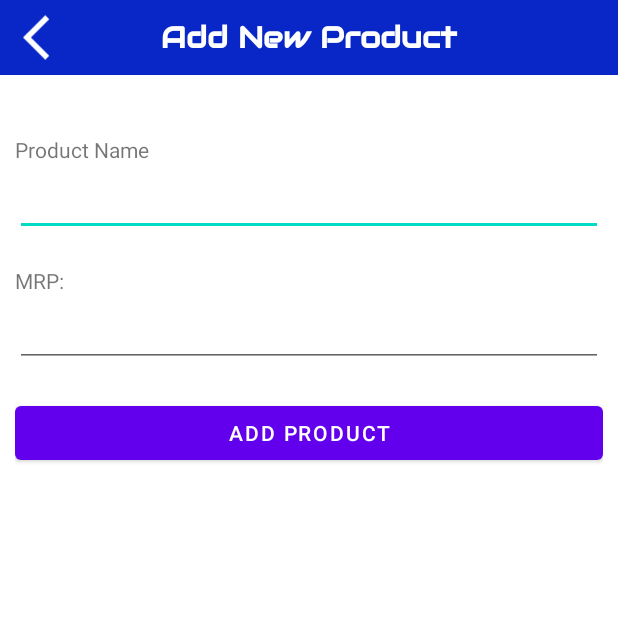
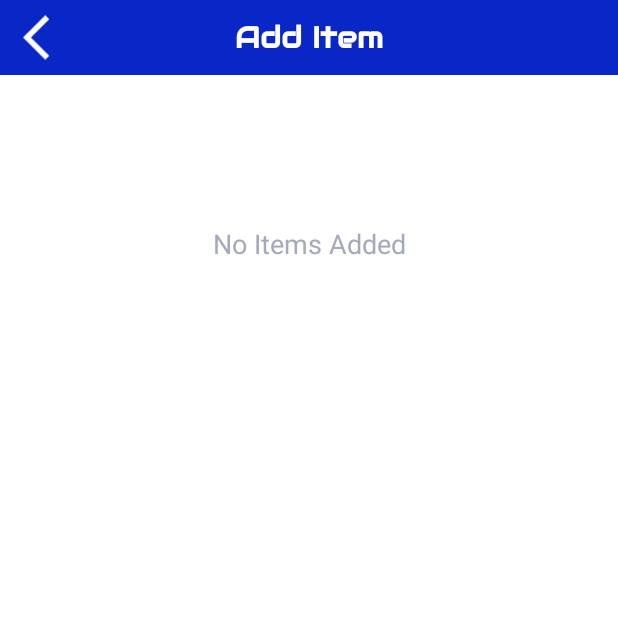
Before and after one commit to vishalkh100/CaptainHere, an Android app: the TableDetailsActivity screen opened directly, with no data from a screen before it, after a tap on an icon or button, on a phone screen of 412 x 824 dp, the top half of it. Run offline under Robolectric (Android 15) with nearby library versions, the phone set to English and light mode, and no system bars.

Commit message:
Add Items Implemented Partial

```diff
--- a/app/src/main/AndroidManifest.xml
+++ b/app/src/main/AndroidManifest.xml
@@ -14,6 +14,9 @@
         android:supportsRtl="true"
         android:theme="@style/Theme.CaptainHere"
         tools:targetApi="31">
+        <activity
+            android:name=".AddItemsActivity"
+            android:exported="false" />
         <activity
             android:name=".ProductDetailsActivity"
             android:exported="false" />
--- /dev/null
+++ b/app/src/main/java/com/example/captainhere/AddItemsActivity.java
@@ -0,0 +1,90 @@
+package com.example.captainhere;
+
+import androidx.appcompat.app.AppCompatActivity;
+
+import android.content.Intent;
+import android.os.Bundle;
+import android.view.View;
+import android.widget.ImageView;
+import android.widget.LinearLayout;
+import android.widget.ListView;
+import android.widget.TextView;
+
+import com.example.captainhere.Functions.DataGetSet;
+import com.example.captainhere.Functions.TinyDB;
+import com.example.captainhere.Models.ItemListAdapter;
+import com.example.captainhere.Models.Product;
+import com.example.captainhere.Models.ProductListAdapter;
+
+import java.util.ArrayList;
+
+public class AddItemsActivity extends AppCompatActivity {
+
+    DataGetSet dataGetSet = new DataGetSet();
+    TextView titleHeading;
+    ImageView addButton;
+    ImageView backButton;
+    ListView productListView;
+
+    LinearLayout listViewLayout;
+    LinearLayout noEntryLayout;
+
+    ArrayList<Product> arrayOfProducts = new ArrayList<>();
+
+    @Override
+    protected void onCreate(Bundle savedInstanceState) {
+        super.onCreate(savedInstanceState);
+        setContentView(R.layout.activity_add_items);
+
+        setViews();
+        onClickListeners();
+
+        TinyDB tinydb = new TinyDB(this);
+        ArrayList<Object> playerObjects = tinydb.getListObject("productList", Product.class);
+        ArrayList<Product> productList = new ArrayList<>();
+
+        for(Object objs : playerObjects){
+            productList.add((Product) objs);
+        }
+        arrayOfProducts = productList;
+        dataGetSet.setArrayOfProducts(arrayOfProducts);
+
+        ItemListAdapter adapter = new ItemListAdapter(this, arrayOfProducts);
+        if(!arrayOfProducts.isEmpty()) {
+            listViewLayout.setVisibility(View.VISIBLE);
+        } else {
+            listViewLayout.setVisibility(View.GONE);
+        }
+        productListView.setAdapter(adapter);
+
+    }
+
+    private void setViews() {
+        titleHeading = findViewById(R.id.titleProducts);
+        backButton = findViewById(R.id.backImgAddItems);
+        productListView = findViewById(R.id.itemListView);
+        listViewLayout = findViewById(R.id.itemListLayout);
+        noEntryLayout = findViewById(R.id.noEntryLayoutItems);
+    }
+
+    private void onClickListeners() {
+
+        backButton.setOnClickListener(
+                v -> openViewTablesActivity()
+        );
+
+        productListView.setOnItemClickListener((parent, view, position, id) -> {
+            Product p = (Product) parent.getItemAtPosition(position);
+            dataGetSet.setSelectedProduct(p);
+            Intent intent = new Intent(this, ProductDetailsActivity.class);
+            startActivity(intent);
+        });
+
+    }
+
+    public void openViewTablesActivity(){
+        Intent intent = new Intent(this, MainActivity.class);
+        startActivity(intent);
+    }
+
+}
--- /dev/null
+++ b/app/src/main/java/com/example/captainhere/Models/ItemListAdapter.java
@@ -0,0 +1,45 @@
+package com.example.captainhere.Models;
+
+import android.content.Context;
+import android.view.LayoutInflater;
+import android.view.View;
+import android.view.ViewGroup;
+import android.widget.ArrayAdapter;
+import android.widget.TextView;
+
+import com.example.captainhere.R;
+
+import java.util.ArrayList;
+
+public class ItemListAdapter extends ArrayAdapter<Product> {
+
+    public ItemListAdapter(Context context, ArrayList<Product> users) {
+        super(context, 0, users);
+    }
+
+    @Override
+
+    public View getView(int position, View convertView, ViewGroup parent) {
+
+        // Get the data item for this position
+        Product product = getItem(position);
+
+        // Check if an existing view is being reused, otherwise inflate the view
+        if (convertView == null) {
+            convertView = LayoutInflater.from(getContext()).inflate(R.layout.item_select_product, parent, false);
+        }
+
+        // Lookup view for data population
+        TextView tvName = (TextView) convertView.findViewById(R.id.tableNumber);
+        TextView tvHome = (TextView) convertView.findViewById(R.id.tableAmount);
+
+        // Populate the data into the template view using the data object
+        tvName.setText(product.name);
+        tvHome.setText(product.mrp);
+
+        // Return the completed view to render on screen
+        return convertView;
+
+    }
+
+}
--- a/app/src/main/java/com/example/captainhere/TableDetailsActivity.java
+++ b/app/src/main/java/com/example/captainhere/TableDetailsActivity.java
@@ -71,7 +71,7 @@ public class TableDetailsActivity extends AppCompatActivity {
     }
 
     public void openAddItemActivity(){
-        Intent intent = new Intent(this, AddProductActivity.class);
+        Intent intent = new Intent(this, AddItemsActivity.class);
         startActivity(intent);
     }
 
--- /dev/null
+++ b/app/src/main/res/layout/activity_add_items.xml
@@ -0,0 +1,93 @@
+<?xml version="1.0" encoding="utf-8"?>
+<androidx.constraintlayout.widget.ConstraintLayout xmlns:android="http://schemas.android.com/apk/res/android"
+    xmlns:app="http://schemas.android.com/apk/res-auto"
+    xmlns:tools="http://schemas.android.com/tools"
+    android:layout_width="match_parent"
+    android:layout_height="match_parent"
+    tools:context=".AddItemsActivity">
+
+    <LinearLayout
+        android:id="@+id/parentLayout"
+        android:layout_width="match_parent"
+        android:layout_height="match_parent"
+        android:orientation="vertical">
+
+        <LinearLayout
+            android:id="@+id/topBarParent"
+            android:layout_width="match_parent"
+            android:layout_height="50dp"
+            android:orientation="horizontal">
+
+            <LinearLayout
+                android:id="@+id/topBarLayout"
+                android:layout_width="match_parent"
+                android:layout_height="match_parent"
+                android:background="#0827C6"
+                android:orientation="horizontal">
+
+                <ImageView
+                    android:id="@+id/backImgAddItems"
+                    android:layout_width="0dp"
+                    android:layout_height="50dp"
+                    android:layout_weight="1"
+                    android:paddingStart="15dp"
+                    app:srcCompat="@drawable/ic_baseline_arrow_back_ios_24" />
+
+                <TextView
+                    android:id="@+id/titleProducts"
+                    android:layout_width="0dp"
+                    android:layout_height="50dp"
+                    android:layout_weight="6"
+                    android:fontFamily="@font/audiowide"
+                    android:gravity="center|center_horizontal|center_vertical"
+                    android:shadowColor="@color/black"
+                    android:text="Add Item"
+                    android:textAppearance="@style/TextAppearance.AppCompat.Medium"
+                    android:textColor="@color/white"
+                    android:textSize="20sp"
+                    android:textStyle="bold" />
+
+                <ImageView
+                    android:id="@+id/addButton"
+                    android:layout_width="0dp"
+                    android:layout_height="50dp"
+                    android:layout_weight="1"
+                    android:visibility="invisible"
+                    app:srcCompat="@android:drawable/ic_menu_add" />
+
+            </LinearLayout>
+        </LinearLayout>
+
+        <LinearLayout
+            android:id="@+id/itemListLayout"
+            android:layout_width="match_parent"
+            android:layout_height="match_parent"
+            android:orientation="vertical"
+            android:visibility="gone">
+
+            <ListView
+                android:id="@+id/itemListView"
+                android:layout_width="match_parent"
+                android:layout_height="match_parent" />
+
+        </LinearLayout>
+
+        <LinearLayout
+            android:id="@+id/noEntryLayoutItems"
+            android:layout_width="match_parent"
+            android:layout_height="match_parent"
+            android:orientation="vertical"
+            android:visibility="visible">
+
+            <TextView
+                android:id="@+id/textView"
+                android:layout_width="match_parent"
+                android:layout_height="wrap_content"
+                android:layout_marginTop="100dp"
+                android:gravity="center_horizontal"
+                android:text="No Items Added"
+                android:textColor="#A5A9BC"
+                android:textSize="18sp" />
+        </LinearLayout>
+    </LinearLayout>
+</androidx.constraintlayout.widget.ConstraintLayout>
```
Also changed, not shown: app/src/main/java/com/example/captainhere/ProductDetailsActivity.java (+14 -0 lines), app/src/main/res/layout/item_select_product.xml (added, +58 -0 lines).
